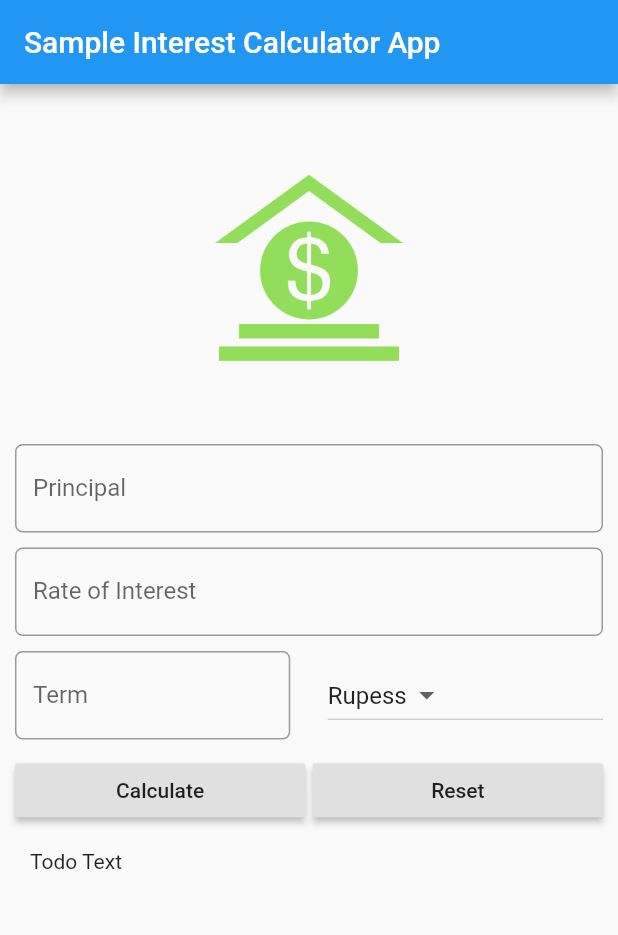
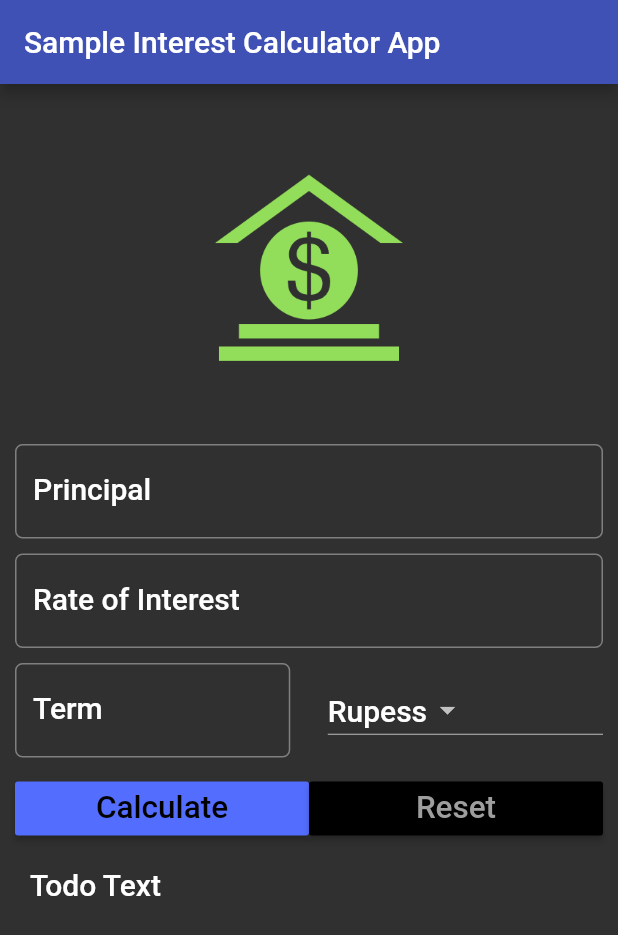
Before and after one commit to smallken99/flutter-demos-by-hand, a Flutter app: the screen it shows after launch, after a tap on "Calculate", on a phone screen of 412 x 824 dp. Shown: the top 935 px of the screen. Run offline on Flutter 3.47's test engine with Material 2 defaults, Android fonts, the phone set to English and light mode, and no system bars.

Commit message:
#3.6 Flutter Styles and Themes Tutorial using Dart. Flutter Tutorial for Beginners

```diff
--- a/lib/main.dart
+++ b/lib/main.dart
@@ -2,8 +2,13 @@ import 'package:flutter/material.dart';
 
 void main() {
   runApp(MaterialApp(
+    debugShowCheckedModeBanner: false,
     title: "Sample Interest Calculator App",
     home: SIForm(),
+    theme: ThemeData(
+        brightness: Brightness.dark,
+        primaryColor: Colors.indigo,
+        accentColor: Colors.indigoAccent),
   ));
 }
 
@@ -20,6 +25,7 @@ class _SIFormState extends State<SIForm> {
 
   @override
   Widget build(BuildContext context) {
+    TextStyle textStyle = Theme.of(context).textTheme.title;
     return Container(
       child: Scaffold(
         // resizeToAvoidBottomPadding: false,
@@ -36,8 +42,10 @@ class _SIFormState extends State<SIForm> {
                     top: _minimumPadding, bottom: _minimumPadding),
                 child: TextField(
                   keyboardType: TextInputType.number,
+                  style: textStyle,
                   decoration: InputDecoration(
                       labelText: 'Principal',
+                      labelStyle: textStyle,
                       hintText: 'Enter Principal e.g. 12000',
                       border: OutlineInputBorder(
                           borderRadius: BorderRadius.circular(5.0))),
@@ -48,8 +56,10 @@ class _SIFormState extends State<SIForm> {
                     top: _minimumPadding, bottom: _minimumPadding),
                 child: TextField(
                   keyboardType: TextInputType.number,
+                  style: textStyle,
                   decoration: InputDecoration(
                       labelText: 'Rate of Interest',
+                      labelStyle: textStyle,
                       hintText: 'In percent',
                       border: OutlineInputBorder(
                           borderRadius: BorderRadius.circular(5.0))),
@@ -63,8 +73,10 @@ class _SIFormState extends State<SIForm> {
                       Expanded(
                           child: TextField(
                         keyboardType: TextInputType.number,
+                        style: textStyle,
                         decoration: InputDecoration(
                             labelText: 'Term',
+                            labelStyle: textStyle,
                             hintText: 'Time in years',
                             border: OutlineInputBorder(
                                 borderRadius: BorderRadius.circular(5.0))),
@@ -72,6 +84,7 @@ class _SIFormState extends State<SIForm> {
                       Container(width: _minimumPadding * 5),
                       Expanded(
                           child: DropdownButton<String>(
+                        style: textStyle,
                         items: _currencies.map((String value) {
                           return DropdownMenuItem<String>(
                             value: value,
@@ -90,16 +103,20 @@ class _SIFormState extends State<SIForm> {
                   children: <Widget>[
                     Expanded(
                       child: RaisedButton(
-                        child: Text('Calculate'),
+                        color: Theme.of(context).accentColor,
+                        textColor: Theme.of(context).primaryColorDark,
+                        child: Text(
+                          'Calculate',
+                          textScaleFactor: 1.5,
+                        ),
                         onPressed: () {},
                       ),
                     ),
-                    Container(
-                      width: _minimumPadding,
-                    ),
                     Expanded(
                       child: RaisedButton(
-                        child: Text('Reset'),
+                        color: Theme.of(context).primaryColorDark,
+                        textColor: Theme.of(context).primaryColorLight,
+                        child: Text('Reset', textScaleFactor: 1.5),
                         onPressed: () {},
                       ),
                     )
@@ -108,7 +125,10 @@ class _SIFormState extends State<SIForm> {
               ),
               Padding(
                 padding: EdgeInsets.all(_minimumPadding * 2),
-                child: Text('Todo Text'),
+                child: Text(
+                  'Todo Text',
+                  style: textStyle,
+                ),
               )
             ],
           ),
```
